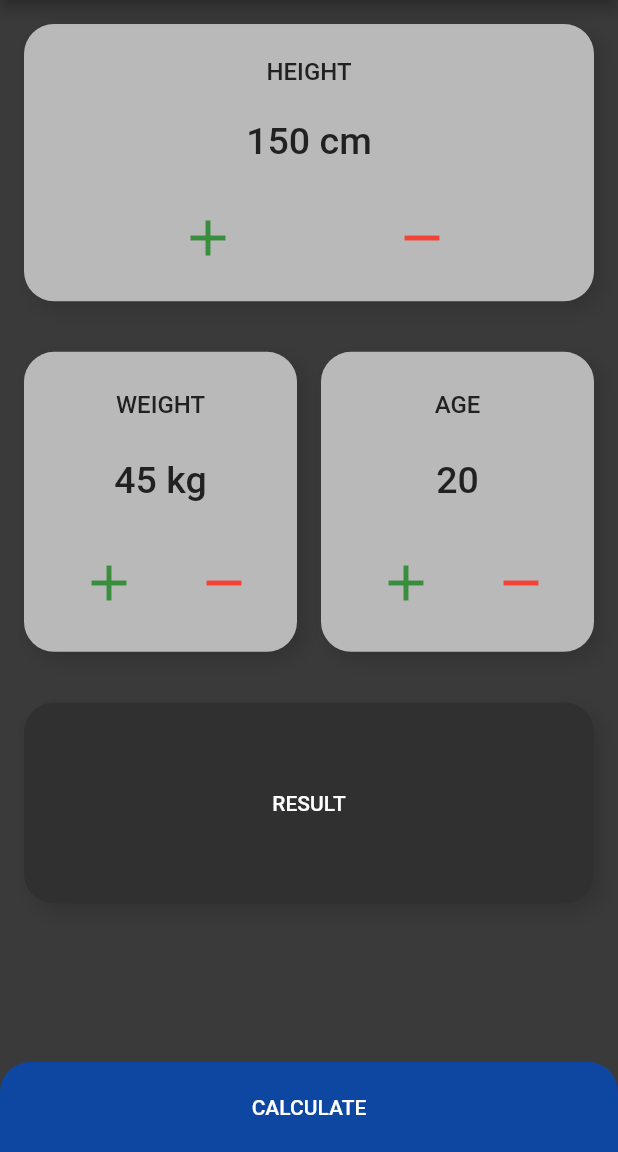
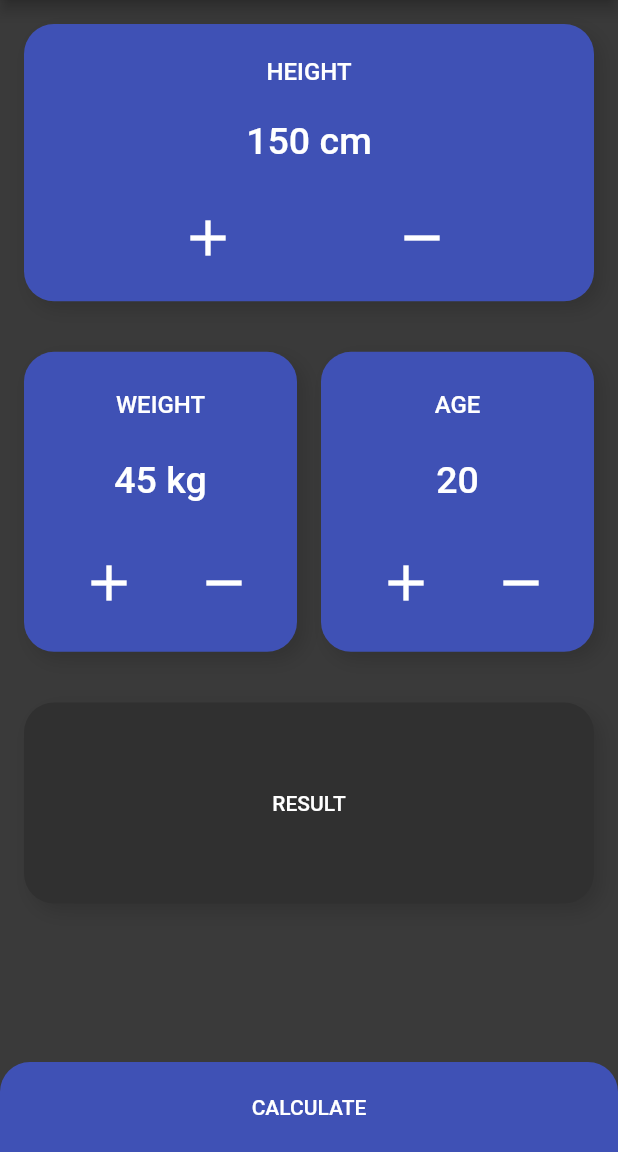
Before and after one commit to Abhishekkarunakaran/Flutter_BMI_Calculator, a Flutter app: the screen it shows after launch, after a tap on "READY TO CALCULATE?", on a phone screen of 412 x 824 dp, the part 84-1236 px from its top. Run offline on Flutter 3.47's test engine with Material 2 defaults, Android fonts, the phone set to English and light mode, and no system bars.

Commit message:
UI is changed:
	The color of the custom stateful widget and the button in the
	bottom navigation are changed to light grey
	to indigo. The color of the texts are changed to white make it
	uniform.

```diff
--- a/lib/Container.dart
+++ b/lib/Container.dart
@@ -22,7 +22,7 @@ class _CalTabState extends State<CalTab> {
       margin: EdgeInsets.all(8),
       height: 200,
       decoration: BoxDecoration(
-        color: Color(0xFFb9b9b9),
+        color: Colors.indigo,
         borderRadius: BorderRadius.circular(20),
         boxShadow: [
           BoxShadow(
@@ -40,14 +40,14 @@ class _CalTabState extends State<CalTab> {
           style: TextStyle(
             fontWeight: FontWeight.w500,
             fontSize: 16,
-            color: Colors.grey[900],
+            color: Colors.white,
           ),
           ),
           Text(widget.value.toString()+widget.unit,
             style: TextStyle(
               fontWeight: FontWeight.w500,
               fontSize: 25,
-              color: Colors.grey[900],
+              color: Colors.white,
             ),
           ),
           Row(
@@ -58,7 +58,7 @@ class _CalTabState extends State<CalTab> {
                   icon: Icon(
                 Icons.add,
                     size: 40,
-                    color: Colors.green[700],
+                    color: Colors.white,
               ),
                   onPressed: widget.increment,
               ),
@@ -66,7 +66,7 @@ class _CalTabState extends State<CalTab> {
                   icon: Icon(
                     Icons.remove,
                     size: 40,
-                    color: Colors.red[500],
+                    color: Colors.white,
                   ),
                   onPressed: widget.decrement,
                   )
--- a/lib/main.dart
+++ b/lib/main.dart
@@ -6,8 +6,9 @@ import 'package:bmi_calculator/Result.dart';
 void main(){
   runApp(MaterialApp(
     home: Bmi(),
+    title: 'BMI Calculator',
     theme: ThemeData(
-      primaryColor: Color(0xFF323232)
+      primaryColor: Color(0xFF323232),
     ),
   ));
 }
@@ -194,7 +195,9 @@ class _BmiState extends State<Bmi> {
             }
             else{
               _bottom=true;
-              _bmiValue=20;
+              _heightCm = 150;
+              _weight=45;
+              _age=20;
             }
             if(_w3==false){
               _w3=true;
@@ -226,7 +229,7 @@ class _BmiState extends State<Bmi> {
           height: 60,
           curve: Curves.easeOut,
           decoration: BoxDecoration(
-            color: Colors.blue[900],
+            color: Colors.indigo,
             borderRadius: BorderRadius.only(topLeft: Radius.circular(20),topRight: Radius.circular(20)),
           ),
           duration: Duration(seconds:2),
```
